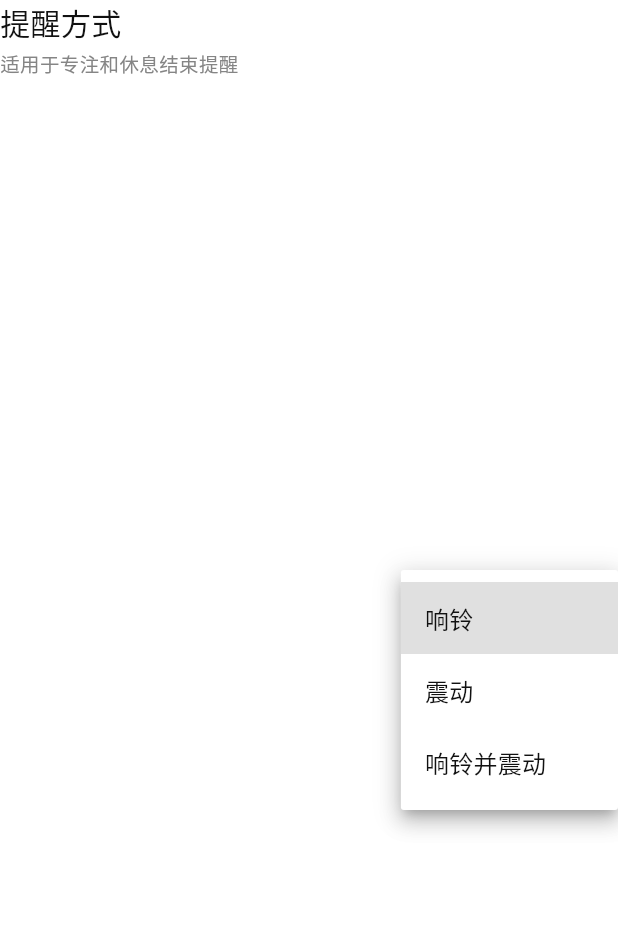
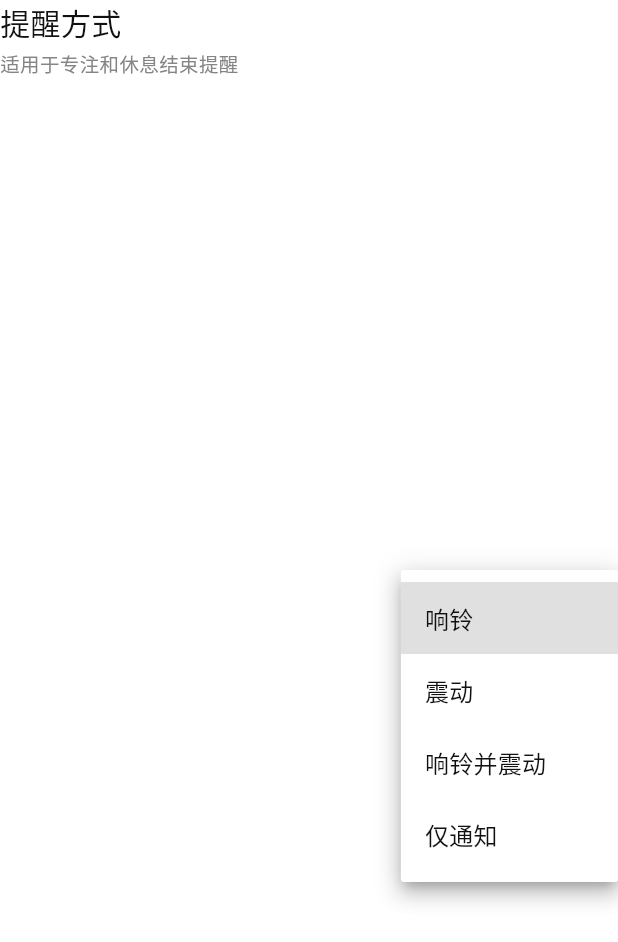
Before and after one commit to william-watson1024/Chrona, a Flutter app: the _ReminderModeSetting widget shown alone on an empty page, opened directly with empty values, after a tap on "响铃", on a phone screen of 412 x 824 dp. Shown: the top 942 px of the screen. Run offline on Flutter 3.47's test engine with Material 3 defaults, Android fonts, the phone set to English and light mode, and no system bars; our stand-ins replace file_picker, flutter_local_notifications, shared_preferences, sqflite, timezone; accounts and stored records are empty.

Commit message:
feat: 添加通知模式选项，更新提醒逻辑以支持新模式

```diff
--- a/lib/providers/focus_settings_provider.dart
+++ b/lib/providers/focus_settings_provider.dart
@@ -1,7 +1,7 @@
 import 'package:flutter/foundation.dart';
 import 'package:shared_preferences/shared_preferences.dart';
 
-enum ReminderMode { ring, vibrate, ringAndVibrate }
+enum ReminderMode { ring, vibrate, ringAndVibrate, notificationOnly }
 
 class FocusSettingsProvider extends ChangeNotifier {
   FocusSettingsProvider()
--- a/lib/screens/focus/focus_screen.dart
+++ b/lib/screens/focus/focus_screen.dart
@@ -323,7 +323,9 @@ class _FocusScreenState extends State<FocusScreen> {
                               ),
                               const SizedBox(width: 10),
                               Text(
-                                isBreak ? '休息结束后将响铃并震动' : '时间结束后将通过震动提醒',
+                                isBreak
+                                    ? '休息结束后按设置方式提醒'
+                                    : '时间结束后按设置方式提醒',
                                 style: const TextStyle(
                                   color: Color(0xFF8B8B8B),
                                   fontSize: 17,
--- a/lib/screens/settings/settings_screen.dart
+++ b/lib/screens/settings/settings_screen.dart
@@ -454,6 +454,10 @@ class _ReminderModeSetting extends StatelessWidget {
               value: ReminderMode.ringAndVibrate,
               child: Text('\u54cd\u94c3\u5e76\u9707\u52a8'),
             ),
+            DropdownMenuItem(
+              value: ReminderMode.notificationOnly,
+              child: Text('\u4ec5\u901a\u77e5'),
+            ),
           ],
           onChanged: (newValue) {
             if (newValue != null) onChanged(newValue);
--- a/lib/services/notification_service.dart
+++ b/lib/services/notification_service.dart
@@ -247,8 +247,10 @@ class NotificationService {
         (mode) => mode.name == configuredMode,
         orElse: () => FocusSettingsProvider.defaultReminderMode,
       );
-      final playSound = reminderMode != ReminderMode.vibrate;
-      final enableVibration = reminderMode != ReminderMode.ring;
+      final playSound = reminderMode == ReminderMode.ring ||
+          reminderMode == ReminderMode.ringAndVibrate;
+      final enableVibration = reminderMode == ReminderMode.vibrate ||
+          reminderMode == ReminderMode.ringAndVibrate;
 
       final durationLabel = plannedDurationSeconds == null
           ? ''
```
Also changed, not shown: lib/services/data_transfer_service.dart (+6 -1 lines).
